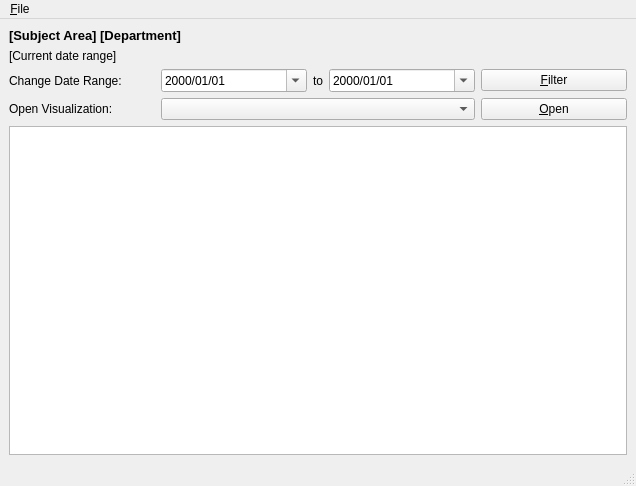
Old version of the form src/ui/DashboardWindow.ui in the repository Myu84/CSS.
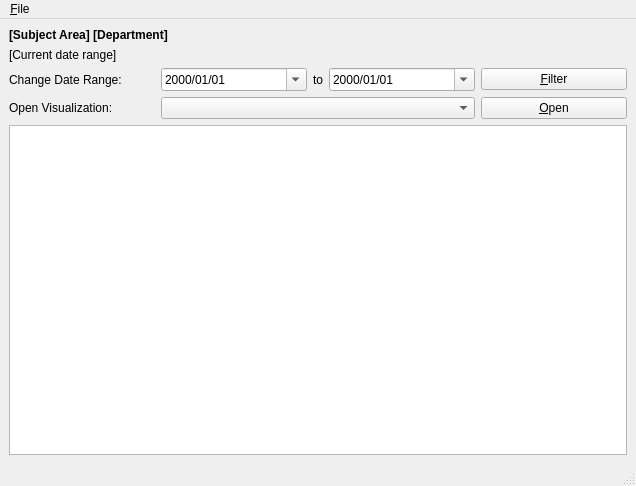
New version of the form.

Commit message: Fixed font size issue on mac

```diff
--- a/src/ui/DashboardWindow.ui
+++ b/src/ui/DashboardWindow.ui
@@ -26,7 +26,6 @@
      <widget class="QLabel" name="titleLabel">
       <property name="font">
        <font>
-        <pointsize>10</pointsize>
         <weight>75</weight>
         <bold>true</bold>
        </font>
```
The commit also changes 1 other file.
